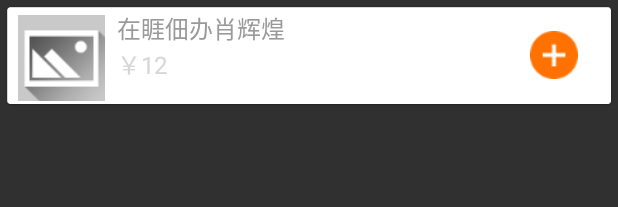
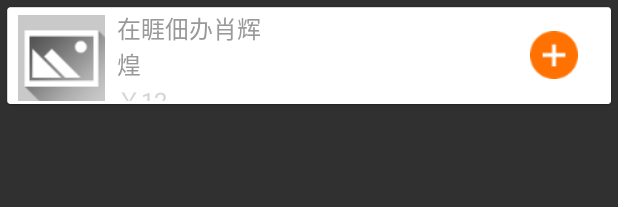
Before and after one commit to maxzhang1985/HappyTouch, an Android app: the layout products_item.xml on its own in the app's theme, with its tools: preview values and no code run, on a phone screen of 412 x 824 dp. Shown: the top 207 px of the screen. Run offline under Robolectric (Android 15) with nearby library versions, the light colour scheme and no system bars.

Commit message:
修改布局文件

```diff
--- a/app/src/main/res/layout/products_item.xml
+++ b/app/src/main/res/layout/products_item.xml
@@ -30,7 +30,7 @@
 
             <TextView
                 android:id="@+id/tv_productname"
-                android:layout_width="120dp"
+                android:layout_width="110dp"
                 android:layout_height="wrap_content"
                 android:text="在睚佃办肖辉煌"
                 android:textColor="#999999"
```
